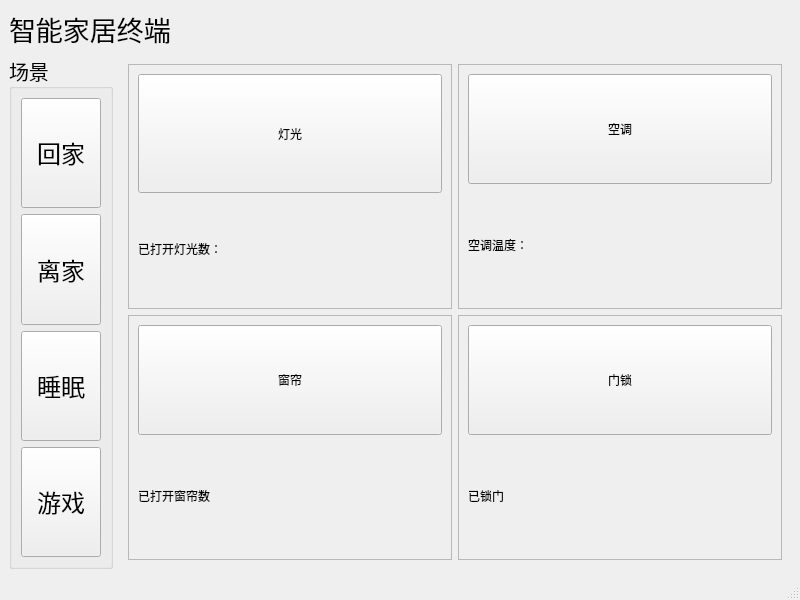
The window that mainwindow.ui (DaisyCoding/QtLab-finalwork) describes before a commit, drawn with Qt 5.
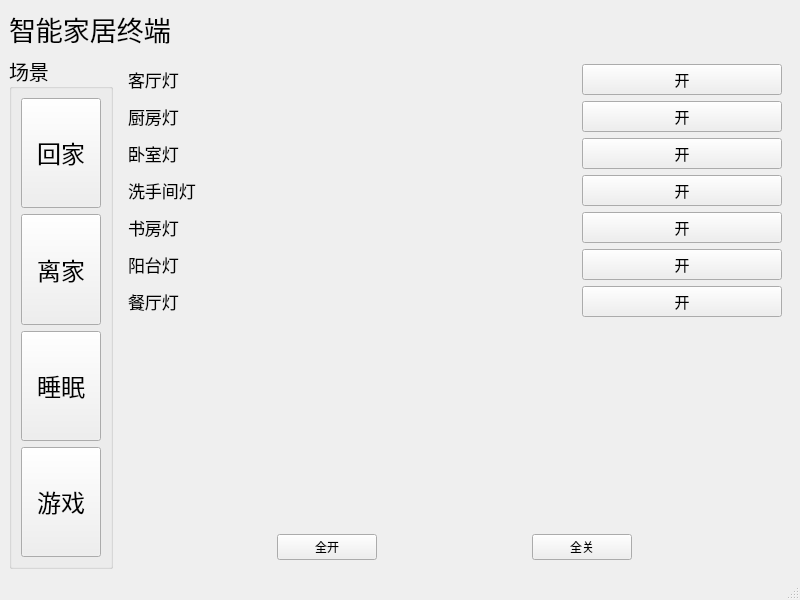
The same window after the commit. The open tabs and pages were chosen to show the change.

Commit message: 2026/1/4 完成灯光页面UI设计

```diff
--- a/mainwindow.ui
+++ b/mainwindow.ui
@@ -123,7 +123,10 @@
       </item>
       <item>
        <widget class="QStackedWidget" name="stackedWidget">
-        <widget class="QWidget" name="page">
+        <property name="currentIndex">
+         <number>0</number>
+        </property>
+        <widget class="QWidget" name="MainPage">
          <layout class="QGridLayout" name="gridLayout">
           <item row="0" column="0">
            <widget class="QFrame" name="frame">
@@ -148,7 +151,7 @@
               </widget>
              </item>
              <item>
-              <widget class="QLabel" name="label_2">
+              <widget class="QLabel" name="Lightlabel">
                <property name="sizePolicy">
                 <sizepolicy hsizetype="Minimum" vsizetype="Preferred">
                  <horstretch>0</horstretch>
@@ -192,9 +195,9 @@
               </widget>
              </item>
              <item>
-              <widget class="QLabel" name="label_3">
+              <widget class="QLabel" name="Aclabel">
                <property name="text">
-                <string>空调温度：</string>
+                <string>室内温度：</string>
                </property>
               </widget>
              </item>
@@ -224,9 +227,9 @@
               </widget>
              </item>
              <item>
-              <widget class="QLabel" name="label_4">
+              <widget class="QLabel" name="Curtainlabel">
                <property name="text">
-                <string>已打开窗帘数</string>
+                <string>已打开窗帘数：</string>
                </property>
               </widget>
              </item>
@@ -256,7 +259,7 @@
               </widget>
              </item>
              <item>
-              <widget class="QLabel" name="label_5">
+              <widget class="QLabel" name="Locklabel">
                <property name="text">
                 <string>已锁门</string>
                </property>
@@ -267,7 +270,371 @@
           </item>
          </layout>
         </widget>
-        <widget class="QWidget" name="page_2"/>
+        <widget class="QWidget" name="AcPage">
+         <widget class="QLabel" name="label_16">
+          <property name="geometry">
+           <rect>
+            <x>30</x>
+            <y>50</y>
+            <width>53</width>
+            <height>15</height>
+           </rect>
+          </property>
+          <property name="text">
+           <string>客厅空调</string>
+          </property>
+         </widget>
+         <widget class="QLabel" name="label_17">
+          <property name="geometry">
+           <rect>
+            <x>30</x>
+            <y>90</y>
+            <width>53</width>
+            <height>15</height>
+           </rect>
+          </property>
+          <property name="text">
+           <string>卧室空调</string>
+          </property>
+         </widget>
+        </widget>
+        <widget class="QWidget" name="LightPage">
+         <layout class="QVBoxLayout" name="verticalLayout_12">
+          <item>
+           <layout class="QVBoxLayout" name="verticalLayout_11">
+            <item>
+             <layout class="QHBoxLayout" name="horizontalLayout_2">
+              <item>
+               <widget class="QLabel" name="label_2">
+                <property name="font">
+                 <font>
+                  <pointsize>13</pointsize>
+                 </font>
+                </property>
+                <property name="text">
+                 <string>客厅灯</string>
+                </property>
+               </widget>
+              </item>
+              <item>
+               <widget class="QPushButton" name="LivingroomLightButton">
+                <property name="sizePolicy">
+                 <sizepolicy hsizetype="Minimum" vsizetype="Maximum">
+                  <horstretch>0</horstretch>
+                  <verstretch>0</verstretch>
+                 </sizepolicy>
+                </property>
+                <property name="maximumSize">
+                 <size>
+                  <width>200</width>
+                  <height>200</height>
+                 </size>
+                </property>
+                <property name="font">
+                 <font>
+                  <pointsize>11</pointsize>
+                 </font>
+                </property>
+                <property name="text">
+                 <string>开</string>
+                </property>
+               </widget>
+              </item>
+             </layout>
+            </item>
+            <item>
+             <layout class="QHBoxLayout" name="horizontalLayout_3">
+              <item>
+               <widget class="QLabel" name="label_3">
+                <property name="font">
+                 <font>
+                  <pointsize>13</pointsize>
+                 </font>
+                </property>
+                <property name="text">
+                 <string>厨房灯</string>
+                </property>
+               </widget>
+              </item>
+              <item>
+               <widget class="QPushButton" name="KitchenLightButton">
+                <property name="sizePolicy">
+                 <sizepolicy hsizetype="Minimum" vsizetype="Maximum">
+                  <horstretch>0</horstretch>
+                  <verstretch>0</verstretch>
+                 </sizepolicy>
+                </property>
+                <property name="maximumSize">
+                 <size>
+                  <width>200</width>
+                  <height>200</height>
+                 </size>
+                </property>
+                <property name="font">
+                 <font>
+                  <pointsize>11</pointsize>
+                 </font>
+                </property>
+                <property name="text">
+                 <string>开</string>
+                </property>
+               </widget>
+              </item>
+             </layout>
+            </item>
+            <item>
+             <layout class="QHBoxLayout" name="horizontalLayout_4">
+              <item>
+               <widget class="QLabel" name="label_4">
+                <property name="font">
+                 <font>
+                  <pointsize>13</pointsize>
+                 </font>
+                </property>
+                <property name="text">
+                 <string>卧室灯</string>
+                </property>
+               </widget>
+              </item>
+              <item>
+               <widget class="QPushButton" name="BedroomLightButton">
+                <property name="sizePolicy">
+                 <sizepolicy hsizetype="Minimum" vsizetype="Maximum">
+                  <horstretch>0</horstretch>
+                  <verstretch>0</verstretch>
+                 </sizepolicy>
+                </property>
+                <property name="maximumSize">
+                 <size>
+                  <width>200</width>
+                  <height>200</height>
+                 </size>
+                </property>
+                <property name="font">
+                 <font>
+                  <pointsize>11</pointsize>
+                 </font>
+                </property>
+                <property name="text">
+                 <string>开</string>
+                </property>
+               </widget>
+              </item>
+             </layout>
+            </item>
+            <item>
+             <layout class="QHBoxLayout" name="horizontalLayout_5">
+              <item>
+               <widget class="QLabel" name="label_5">
+                <property name="font">
+                 <font>
+                  <pointsize>13</pointsize>
+                 </font>
+                </property>
+                <property name="text">
+                 <string>洗手间灯</string>
+                </property>
+               </widget>
+              </item>
+              <item>
+               <widget class="QPushButton" name="BathroomLightButton">
+                <property name="sizePolicy">
+                 <sizepolicy hsizetype="Minimum" vsizetype="Maximum">
+                  <horstretch>0</horstretch>
+                  <verstretch>0</verstretch>
+                 </sizepolicy>
+                </property>
+                <property name="maximumSize">
+                 <size>
+                  <width>200</width>
+                  <height>200</height>
+                 </size>
+                </property>
+                <property name="font">
+                 <font>
+                  <pointsize>11</pointsize>
+                 </font>
+                </property>
+                <property name="text">
+                 <string>开</string>
+                </property>
+               </widget>
+              </item>
+             </layout>
+            </item>
+            <item>
+             <layout class="QHBoxLayout" name="horizontalLayout_6">
+              <item>
+               <widget class="QLabel" name="label_6">
+                <property name="font">
+                 <font>
+                  <pointsize>13</pointsize>
+                 </font>
+                </property>
+                <property name="text">
+                 <string>书房灯</string>
+                </property>
+               </widget>
+              </item>
+              <item>
+               <widget class="QPushButton" name="StudyroomLightButton">
+                <property name="sizePolicy">
+                 <sizepolicy hsizetype="Minimum" vsizetype="Maximum">
+                  <horstretch>0</horstretch>
+                  <verstretch>0</verstretch>
+                 </sizepolicy>
+                </property>
+                <property name="maximumSize">
+                 <size>
+                  <width>200</width>
+                  <height>200</height>
+                 </size>
+                </property>
+                <property name="font">
+                 <font>
+                  <pointsize>11</pointsize>
+                 </font>
+                </property>
+                <property name="text">
+                 <string>开</string>
+                </property>
+               </widget>
+              </item>
+             </layout>
+            </item>
+            <item>
+             <layout class="QHBoxLayout" name="horizontalLayout_7">
+              <item>
+               <widget class="QLabel" name="label_7">
+                <property name="font">
+                 <font>
+                  <pointsize>13</pointsize>
+                 </font>
+                </property>
+                <property name="text">
+                 <string>阳台灯</string>
+                </property>
+               </widget>
+              </item>
+              <item>
+               <widget class="QPushButton" name="BalconyLightButton">
+                <property name="sizePolicy">
+                 <sizepolicy hsizetype="Minimum" vsizetype="Maximum">
+                  <horstretch>0</horstretch>
+                  <verstretch>0</verstretch>
+                 </sizepolicy>
+                </property>
+                <property name="maximumSize">
+                 <size>
+                  <width>200</width>
+                  <height>200</height>
+                 </size>
+                </property>
+                <property name="font">
+                 <font>
+                  <pointsize>11</pointsize>
+                 </font>
+                </property>
+                <property name="text">
+                 <string>开</string>
+                </property>
+               </widget>
+              </item>
+             </layout>
+            </item>
+            <item>
+             <layout class="QHBoxLayout" name="horizontalLayout_8">
+              <item>
+               <widget class="QLabel" name="label_8">
+                <property name="font">
+                 <font>
+                  <pointsize>13</pointsize>
+                 </font>
+                </property>
+                <property name="text">
+                 <string>餐厅灯</string>
+                </property>
+               </widget>
+              </item>
+              <item>
+               <widget class="QPushButton" name="DiningroomLightButton">
+                <property name="sizePolicy">
+                 <sizepolicy hsizetype="Minimum" vsizetype="Maximum">
+                  <horstretch>0</horstretch>
+                  <verstretch>0</verstretch>
+                 </sizepolicy>
+                </property>
+                <property name="maximumSize">
+                 <size>
+                  <width>200</width>
+                  <height>200</height>
+                 </size>
+                </property>
+                <property name="font">
+                 <font>
+                  <pointsize>11</pointsize>
+                 </font>
+                </property>
+                <property name="text">
+                 <string>开</string>
+                </property>
+               </widget>
+              </item>
+             </layout>
+            </item>
+           </layout>
+          </item>
+          <item>
+           <spacer name="verticalSpacer">
+            <property name="orientation">
+             <enum>Qt::Orientation::Vertical</enum>
+            </property>
+            <property name="sizeHint" stdset="0">
+             <size>
+              <width>20</width>
+              <height>202</height>
+             </size>
+            </property>
+           </spacer>
+          </item>
+          <item>
+           <layout class="QHBoxLayout" name="horizontalLayout_16">
+            <item>
+             <widget class="QPushButton" name="AllturnOnButton">
+              <property name="sizePolicy">
+               <sizepolicy hsizetype="Maximum" vsizetype="Fixed">
+                <horstretch>0</horstretch>
+                <verstretch>0</verstretch>
+               </sizepolicy>
+              </property>
+              <property name="maximumSize">
+               <size>
+                <width>100</width>
+                <height>16777215</height>
+               </size>
+              </property>
+              <property name="text">
+               <string>全开</string>
+              </property>
+             </widget>
+            </item>
+            <item>
+             <widget class="QPushButton" name="AllturnOffButton">
+              <property name="maximumSize">
+               <size>
+                <width>100</width>
+                <height>16777215</height>
+               </size>
+              </property>
+              <property name="text">
+               <string>全关</string>
+              </property>
+             </widget>
+            </item>
+           </layout>
+          </item>
+         </layout>
+        </widget>
        </widget>
       </item>
      </layout>
```
Left out of the diff: 8 changed lines with no effect on the pictures.
